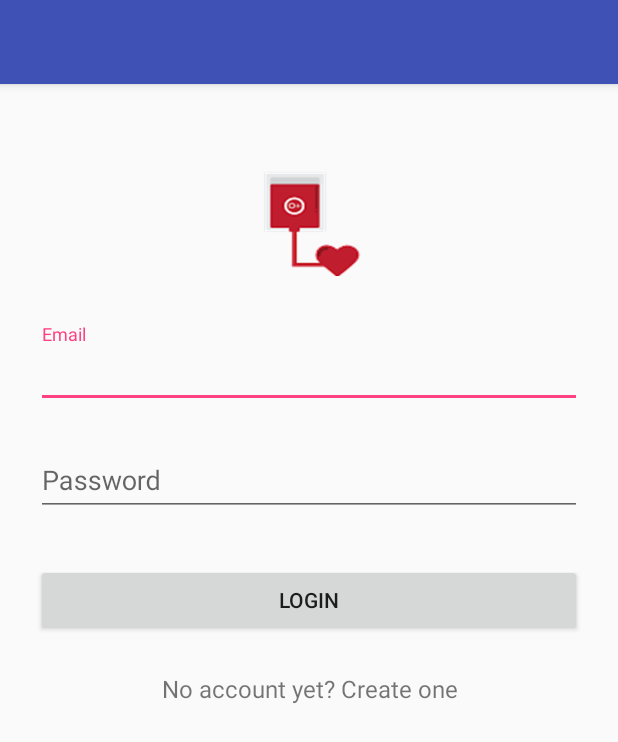
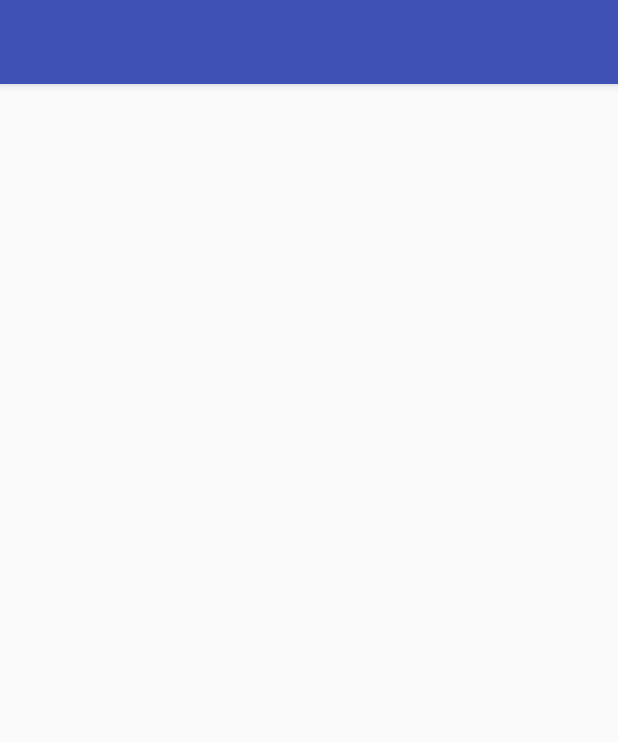
Before and after one commit to SanowerTamjit/BloodDonorTamjit, an Android app: the login screen opened directly, with no data from a screen before it, on a phone screen of 412 x 824 dp. Shown: the top 742 px of the screen. Run offline under Robolectric (Android 15) with nearby library versions, the phone set to English and light mode, and no system bars.

Commit message:
Connecting with GIT

```diff
--- a/app/src/main/res/layout/activity_login.xml
+++ b/app/src/main/res/layout/activity_login.xml
@@ -1,67 +1,9 @@
 <?xml version="1.0" encoding="utf-8"?>
-<ScrollView xmlns:android="http://schemas.android.com/apk/res/android"
-    android:layout_width="fill_parent"
-    android:layout_height="fill_parent"
-    android:fitsSystemWindows="true">
+<android.support.constraint.ConstraintLayout xmlns:android="http://schemas.android.com/apk/res/android"
+    xmlns:app="http://schemas.android.com/apk/res-auto"
+    xmlns:tools="http://schemas.android.com/tools"
+    android:layout_width="match_parent"
+    android:layout_height="match_parent"
+    tools:context="com.santam.blooddonortamjit.login">
 
-    <LinearLayout
-        android:orientation="vertical"
-        android:layout_width="match_parent"
-        android:layout_height="wrap_content"
-        android:paddingTop="56dp"
-        android:paddingLeft="24dp"
-        android:paddingRight="24dp"
-        android:weightSum="1">
-
-        <ImageView android:src="@drawable/logo"
-            android:layout_width="89dp"
-            android:layout_height="72dp"
-            android:layout_marginBottom="24dp"
-            android:layout_gravity="center_horizontal"
-            android:layout_weight="0.28" />
-
-        <!--  Email Label -->
-        <android.support.design.widget.TextInputLayout
-            android:layout_width="match_parent"
-            android:layout_height="wrap_content"
-            android:layout_marginTop="8dp"
-            android:layout_marginBottom="8dp">
-            <EditText android:id="@+id/input_email"
-                android:layout_width="match_parent"
-                android:layout_height="wrap_content"
-                android:inputType="textEmailAddress"
-                android:hint="Email" />
-        </android.support.design.widget.TextInputLayout>
-
-        <!--  Password Label -->
-        <android.support.design.widget.TextInputLayout
-            android:layout_width="match_parent"
-            android:layout_height="wrap_content"
-            android:layout_marginTop="8dp"
-            android:layout_marginBottom="8dp">
-            <EditText android:id="@+id/input_password"
-                android:layout_width="match_parent"
-                android:layout_height="wrap_content"
-                android:inputType="textPassword"
-                android:hint="Password"/>
-        </android.support.design.widget.TextInputLayout>
-
-        <android.support.v7.widget.AppCompatButton
-            android:id="@+id/btn_login"
-            android:layout_width="fill_parent"
-            android:layout_height="wrap_content"
-            android:layout_marginTop="24dp"
-            android:layout_marginBottom="24dp"
-            android:padding="12dp"
-            android:text="Login"/>
-
-        <TextView android:id="@+id/link_signup"
-            android:layout_width="fill_parent"
-            android:layout_height="wrap_content"
-            android:layout_marginBottom="24dp"
-            android:text="No account yet? Create one"
-            android:gravity="center"
-            android:textSize="16dip"/>
-
-    </LinearLayout>
-</ScrollView>
+</android.support.constraint.ConstraintLayout>
```
Also changed, not shown: app/src/main/res/drawable/loginscreen.jpg (added).
